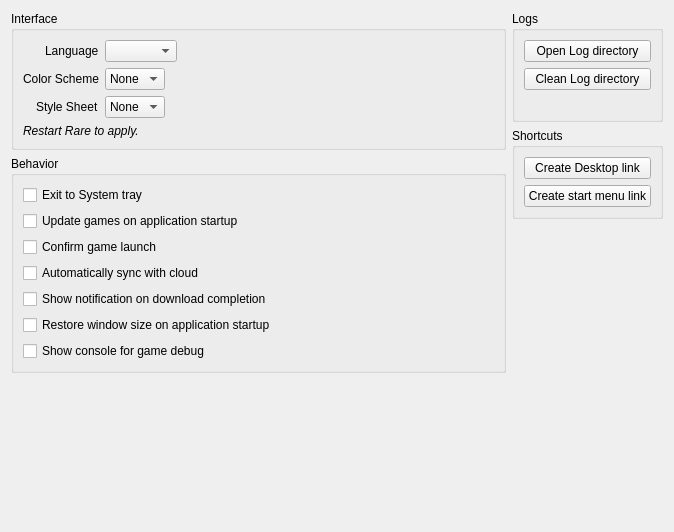
Above: rare/ui/components/tabs/settings/rare.ui from RareDevs/Rare before the change. Below: the same form after it.
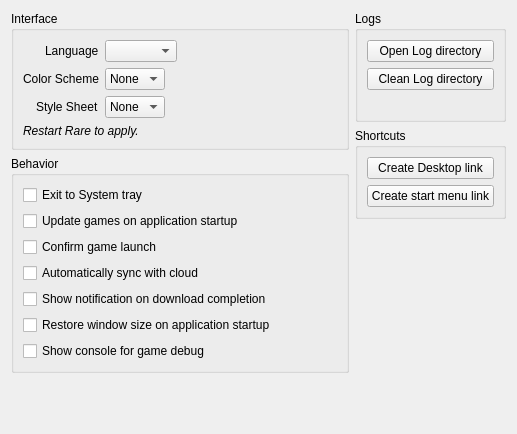
That is the form after the change.

The edit to the form file:
```diff
--- a/rare/ui/components/tabs/settings/rare.ui
+++ b/rare/ui/components/tabs/settings/rare.ui
@@ -6,8 +6,8 @@
    <rect>
     <x>0</x>
     <y>0</y>
-    <width>674</width>
-    <height>532</height>
+    <width>517</width>
+    <height>434</height>
    </rect>
   </property>
   <property name="windowTitle">
```
